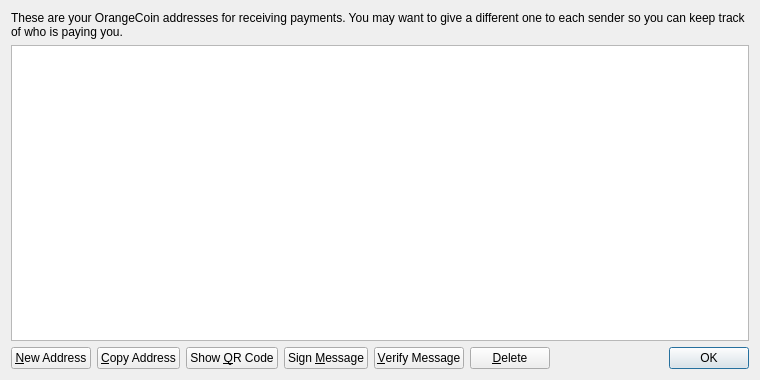
The window that src/qt/forms/addressbookpage.ui (sherlockcoin/Orangecoin) describes before a commit, drawn with Qt 5.
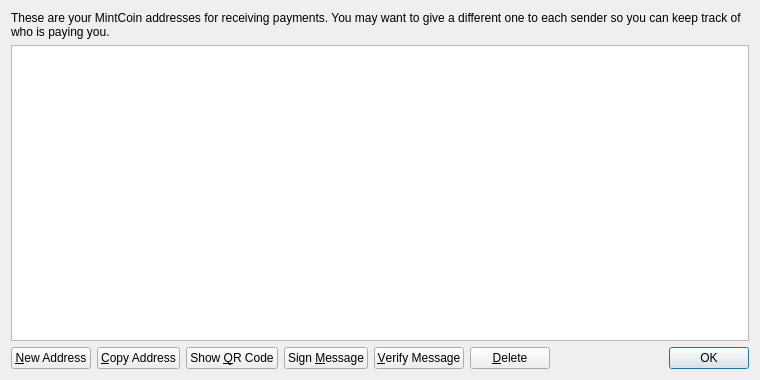
The same window after the commit. Icons and pictures are not drawn.

```diff
--- a/src/qt/forms/addressbookpage.ui
+++ b/src/qt/forms/addressbookpage.ui
@@ -17,7 +17,7 @@
    <item>
     <widget class="QLabel" name="labelExplanation">
      <property name="text">
-      <string>These are your OrangeCoin addresses for receiving payments. You may want to give a different one to each sender so you can keep track of who is paying you.</string>
+      <string>These are your MintCoin addresses for receiving payments. You may want to give a different one to each sender so you can keep track of who is paying you.</string>
      </property>
      <property name="textFormat">
       <enum>Qt::PlainText</enum>
```
Left out of the diff: 4 changed lines with no effect on the pictures.
